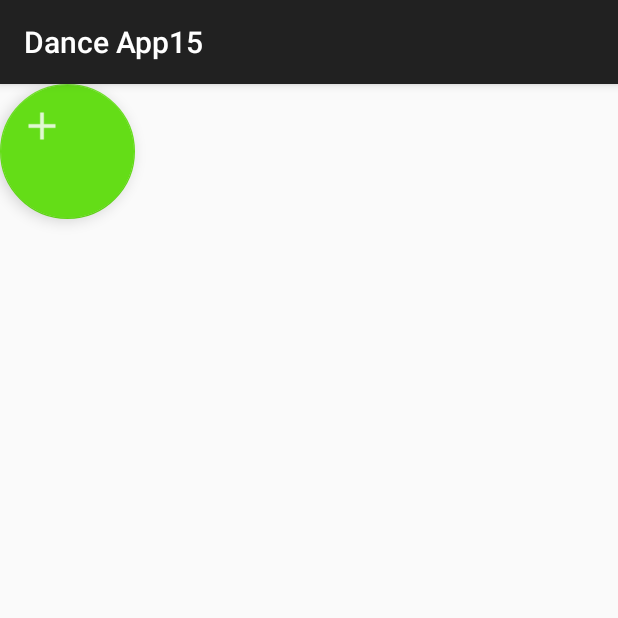
After one commit to Didoniac/Dance-App15, an Android app: the AdminActivity screen opened directly, with no data from a screen before it, on a phone screen of 412 x 824 dp, the top half of it. The commit adds this screen. Run offline under Robolectric (Android 15) with nearby library versions, the phone set to English and light mode, and no system bars.

Commit message:
Added AdminActivity with a floating action button (FAB)

```diff
--- a/app/build.gradle
+++ b/app/build.gradle
@@ -22,4 +22,5 @@ android {
 dependencies {
     compile fileTree(dir: 'libs', include: ['*.jar'])
     compile 'com.android.support:appcompat-v7:23.1.1'
+    compile 'com.android.support:design:23.1.1'
 }
--- /dev/null
+++ b/app/src/main/java/com/example/umyhpuscdi/danceapp15/AdminActivity.java
@@ -0,0 +1,25 @@
+package com.example.umyhpuscdi.danceapp15;
+
+import android.os.Bundle;
+import android.support.design.widget.FloatingActionButton;
+import android.support.v7.app.AppCompatActivity;
+import android.view.View;
+
+/**
+ * Created by umyhpuscdi on 2016-04-08.
+ */
+public class AdminActivity extends AppCompatActivity {
+    @Override
+    protected void onCreate(Bundle savedInstanceState) {
+        super.onCreate(savedInstanceState);
+        setContentView(R.layout.activity_admin);
+
+        FloatingActionButton FAB = (FloatingActionButton) findViewById(R.id.addCourseFAB);
+        FAB.setOnClickListener(new View.OnClickListener() {
+            @Override
+            public void onClick(View v) {
+
+            }
+        });
+    }
+}
--- a/app/src/main/java/com/example/umyhpuscdi/danceapp15/MainActivity.java
+++ b/app/src/main/java/com/example/umyhpuscdi/danceapp15/MainActivity.java
@@ -1,5 +1,6 @@
 package com.example.umyhpuscdi.danceapp15;
 
+import android.content.Intent;
 import android.support.v7.app.AppCompatActivity;
 import android.os.Bundle;
 import android.view.Menu;
@@ -33,6 +34,9 @@ public class MainActivity extends AppCompatActivity {
         //noinspection SimplifiableIfStatement
         if (id == R.id.action_settings) {
             return true;
+        } else if (id == R.id.action_log_in) {
+            Intent intent = new Intent(this, AdminActivity.class);
+            startActivity(intent);
         }
 
         return super.onOptionsItemSelected(item);
--- /dev/null
+++ b/app/src/main/res/layout/activity_admin.xml
@@ -0,0 +1,18 @@
+<?xml version="1.0" encoding="utf-8"?>
+<FrameLayout xmlns:android="http://schemas.android.com/apk/res/android"
+    xmlns:app="http://schemas.android.com/apk/res-auto"
+    android:orientation="vertical"
+    android:layout_width="match_parent"
+    android:layout_height="match_parent">
+    <android.support.design.widget.FloatingActionButton
+        android:id="@+id/addCourseFAB"
+        android:layout_marginBottom="@dimen/activity_horizontal_margin"
+        android:layout_marginRight="@dimen/activity_vertical_margin"
+        android:layout_marginEnd="@dimen/activity_vertical_margin"
+        android:src="@drawable/ic_add"
+        app:backgroundTint="#64DD17"
+        app:fabSize="normal"
+        android:clickable="true"
+        android:layout_width="90dp"
+        android:layout_height="90dp" />
+</FrameLayout>
--- a/app/src/main/res/menu/menu_main.xml
+++ b/app/src/main/res/menu/menu_main.xml
@@ -2,5 +2,7 @@
     xmlns:app="http://schemas.android.com/apk/res-auto"
     xmlns:tools="http://schemas.android.com/tools" tools:context=".MainActivity">
     <item android:id="@+id/action_settings" android:title="@string/action_settings"
+        android:orderInCategory="99" app:showAsAction="never" />
+    <item android:id="@+id/action_log_in" android:title="@string/action_log_in"
         android:orderInCategory="100" app:showAsAction="never" />
 </menu>
--- a/app/src/main/res/values/strings.xml
+++ b/app/src/main/res/values/strings.xml
@@ -2,5 +2,6 @@
     <string name="app_name">Dance App15</string>
 
     <string name="hello_world">Hello world!</string>
+    <string name="action_log_in">Log in (Admin)</string>
     <string name="action_settings">Settings</string>
 </resources>
```
Also changed, not shown: app/src/main/AndroidManifest.xml (+7 -0 lines), app/src/main/res/drawable-hdpi/ic_add.png (added), app/src/main/res/drawable-mdpi/ic_add.png (added), app/src/main/res/drawable-xhdpi/ic_add.png (added), app/src/main/res/drawable-xxhdpi/ic_add.png (added), 5 other files.
